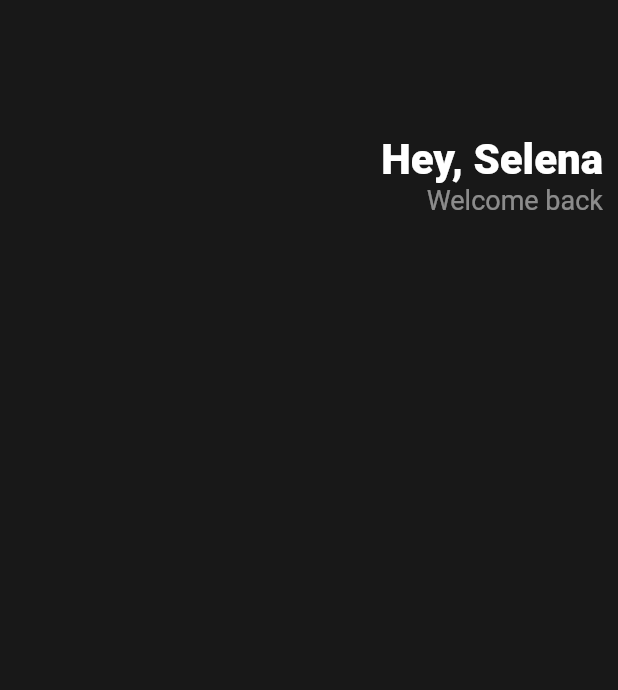
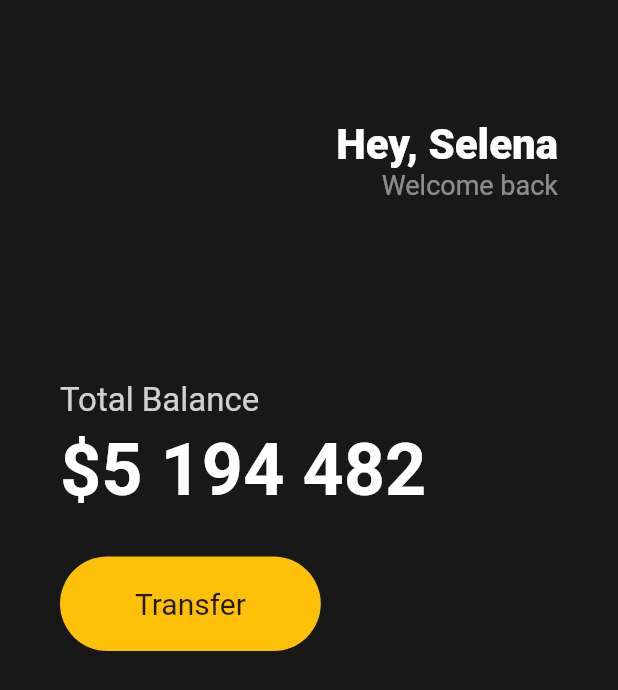
Before and after one commit to ITDawoon/flutter-study, a Flutter app: the screen it shows after launch, on a phone screen of 412 x 824 dp. Shown: the top 690 px of the screen. Run offline on Flutter 3.47's test engine with Material 2 defaults, Android fonts, the phone set to English and light mode, and no system bars.

Commit message:
Add Body(total balance, transfer button)

```diff
--- a/toonflix/lib/main.dart
+++ b/toonflix/lib/main.dart
@@ -12,8 +12,11 @@ class App extends StatelessWidget {
       home: Scaffold(
         backgroundColor: Color(0xFF181818),
         body: Padding(
-          padding: EdgeInsets.all(10),
+          padding: EdgeInsets.symmetric(
+            horizontal: 40,
+          ),
           child: Column(
+            crossAxisAlignment: CrossAxisAlignment.start,
             children: [
               SizedBox(
                 height: 80,
@@ -42,6 +45,51 @@ class App extends StatelessWidget {
                     ],
                   )
                 ],
+              ),
+              SizedBox(
+                height: 120,
+              ),
+              Text(
+                'Total Balance',
+                style: TextStyle(
+                  fontSize: 22,
+                  color: Colors.white.withOpacity(0.8),
+                ),
+              ),
+              SizedBox(
+                height: 5,
+              ),
+              Text(
+                '\$5 194 482',
+                style: TextStyle(
+                  fontSize: 48,
+                  fontWeight: FontWeight.w600,
+                  color: Colors.white,
+                ),
+              ),
+              SizedBox(
+                height: 30,
+              ),
+              Row(
+                children: [
+                  Container(
+                    decoration: BoxDecoration(
+                        color: Colors.amber,
+                        borderRadius: BorderRadius.circular(45)),
+                    child: Padding(
+                      padding: EdgeInsets.symmetric(
+                        vertical: 20,
+                        horizontal: 50,
+                      ),
+                      child: Text(
+                        'Transfer',
+                        style: TextStyle(
+                          fontSize: 20,
+                        ),
+                      ),
+                    ),
+                  )
+                ],
               )
             ],
           ),
```
